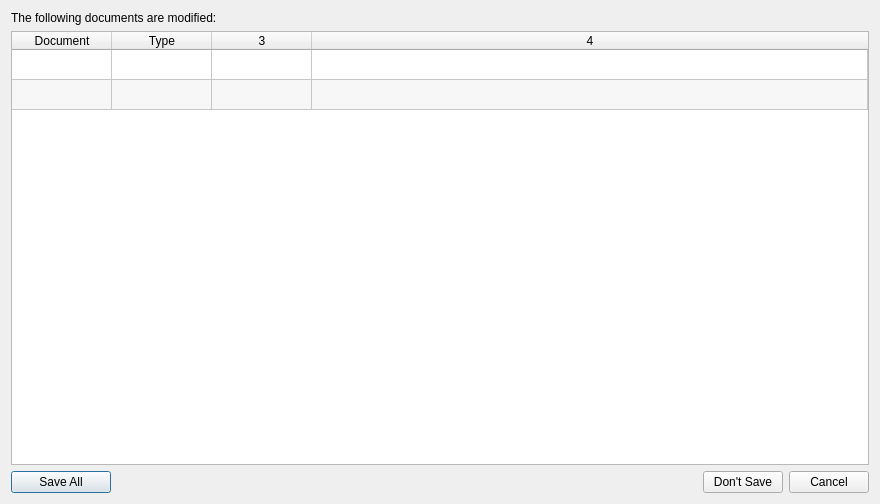
Above: Tools/EditorFramework/Dialogs/DocumentList.ui from ezEngine/ezEngine before the change. Below: the same form after it.
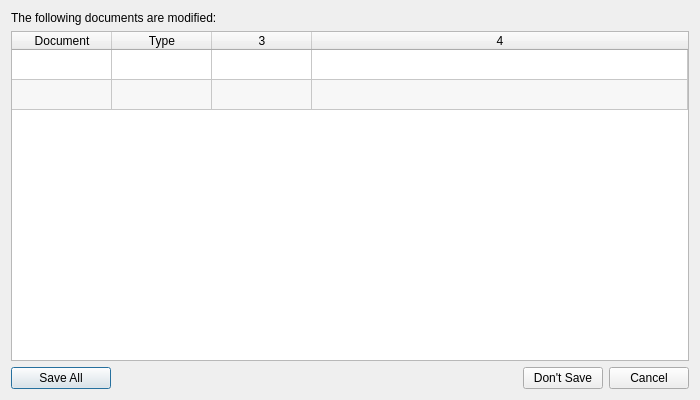
That is the form after the change. Icons and pictures are not drawn.

Patch:
```diff
--- a/Tools/EditorFramework/Dialogs/DocumentList.ui
+++ b/Tools/EditorFramework/Dialogs/DocumentList.ui
@@ -6,8 +6,8 @@
    <rect>
     <x>0</x>
     <y>0</y>
-    <width>880</width>
-    <height>504</height>
+    <width>700</width>
+    <height>400</height>
    </rect>
   </property>
   <property name="windowTitle">
```
Left out of the diff: 12 changed lines with no effect on the pictures.
